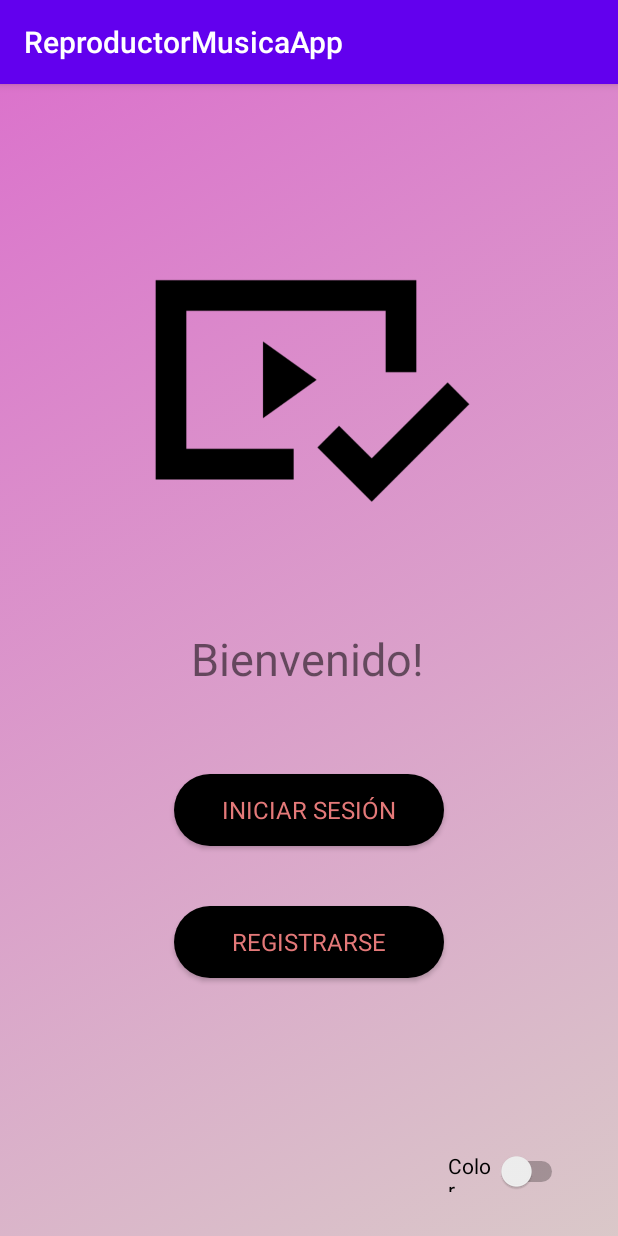
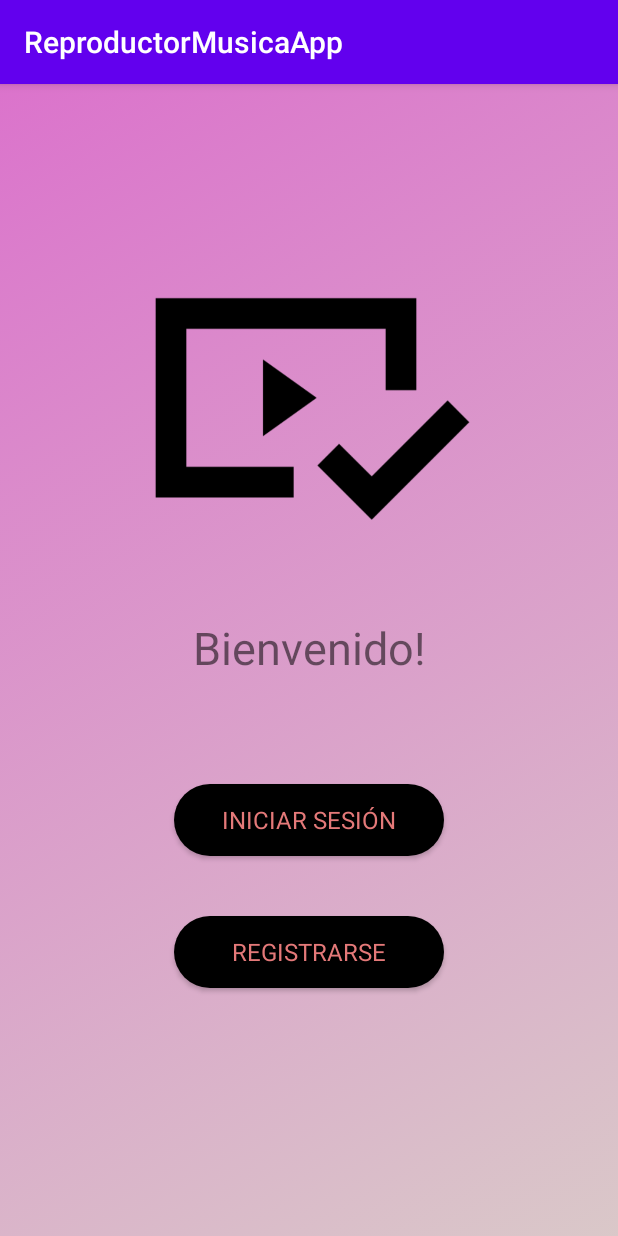
Before and after one commit to SirCrewete/DamPlayerApplication, an Android app: the screen it shows after launch (MainActivity), on a phone screen of 412 x 824 dp. Run offline under Robolectric (Android 15) with nearby library versions, the phone set to English and light mode, and no system bars.

```diff
--- a/app/src/main/java/com/example/reproductormusicaapp/MainActivity.java
+++ b/app/src/main/java/com/example/reproductormusicaapp/MainActivity.java
@@ -3,6 +3,7 @@ package com.example.reproductormusicaapp;
 import androidx.appcompat.app.AppCompatActivity;
 import androidx.constraintlayout.widget.ConstraintLayout;
 
+import android.annotation.SuppressLint;
 import android.content.Intent;
 import android.graphics.drawable.AnimationDrawable;
 import android.os.Bundle;
@@ -19,6 +20,7 @@ public class MainActivity extends AppCompatActivity {
     Button btnEntrar, btnRegistrar;
 
 
+    @SuppressLint("WrongViewCast")
     @Override
     protected void onCreate(Bundle savedInstanceState) {
         super.onCreate(savedInstanceState);
--- a/app/src/main/res/layout/activity_main.xml
+++ b/app/src/main/res/layout/activity_main.xml
@@ -17,7 +17,7 @@
         app:layout_constraintEnd_toEndOf="parent"
         app:layout_constraintStart_toStartOf="parent"
         app:layout_constraintTop_toTopOf="parent"
-        app:layout_constraintVertical_bias="0.072"
+        app:layout_constraintVertical_bias="0.100000024"
         app:srcCompat="@drawable/foto_portada" />
 
     <TextView
@@ -31,58 +31,44 @@
         android:textStyle="bold"
         app:layout_constraintBottom_toBottomOf="parent"
         app:layout_constraintEnd_toEndOf="parent"
-        app:layout_constraintHorizontal_bias="0.495"
         app:layout_constraintStart_toStartOf="parent"
-        app:layout_constraintTop_toTopOf="parent"
-        app:layout_constraintVertical_bias="0.51" />
+        app:layout_constraintTop_toTopOf="parent" />
 
     <Button
-        android:id="@+id/button"
+        android:id="@+id/botonIniciarSesion"
         android:layout_width="180dp"
         android:layout_height="wrap_content"
         android:layout_margin="40sp"
         android:background="@drawable/btn_rounded"
         android:fontFamily="sans-serif-thin"
         android:onClick="functionLoginIn"
-        android:textStyle="bold"
         android:text="@string/PortadaBotonIniciarSesion"
         android:textColor="@color/letras"
         android:textSize="16sp"
+        android:textStyle="bold"
+
         app:layout_constraintBottom_toBottomOf="parent"
         app:layout_constraintEnd_toEndOf="parent"
         app:layout_constraintStart_toStartOf="parent"
-        app:layout_constraintTop_toBottomOf="@+id/textView"
-        app:layout_constraintVertical_bias="0.0" />
+        app:layout_constraintTop_toTopOf="@+id/textView"
+        app:layout_constraintVertical_bias="0.25" />
 
     <Button
-        android:id="@+id/button2"
+        android:id="@+id/botonRegistrarse"
         android:layout_width="180dp"
-        android:fontFamily="sans-serif-thin"
         android:layout_height="wrap_content"
         android:layout_margin="40sp"
+        android:background="@drawable/btn_rounded"
+        android:fontFamily="sans-serif-thin"
+        android:onClick="functionRegister"
+        android:text="@string/PortadaBotonRegistrarse"
+        android:textColor="@color/letras"
         android:textSize="16sp"
         android:textStyle="bold"
-        android:background="@drawable/btn_rounded"
-        android:text="@string/PortadaBotonRegistrarse"
-        android:textColor="@color/letras"
-        android:onClick="functionRegister"
         app:layout_constraintBottom_toBottomOf="parent"
         app:layout_constraintEnd_toEndOf="parent"
         app:layout_constraintStart_toStartOf="parent"
-        app:layout_constraintTop_toBottomOf="@+id/button"
+        app:layout_constraintTop_toBottomOf="@+id/botonIniciarSesion"
         app:layout_constraintVertical_bias="0.0" />
 
-    <Switch
-        android:id="@+id/switch1"
-        android:layout_width="80dp"
-        android:layout_height="21dp"
-        android:onClick="cambiarColor"
-        android:text="@string/cambiarColor"
-        app:layout_constraintBottom_toBottomOf="parent"
-        app:layout_constraintEnd_toEndOf="parent"
-        app:layout_constraintHorizontal_bias="0.9"
-        app:layout_constraintStart_toStartOf="parent"
-        app:layout_constraintTop_toTopOf="parent"
-        app:layout_constraintVertical_bias="0.96" />
-
 </androidx.constraintlayout.widget.ConstraintLayout>
--- a/app/src/main/res/values/ids.xml
+++ b/app/src/main/res/values/ids.xml
@@ -1,2 +1,5 @@
 <?xml version="1.0" encoding="utf-8"?>
-<resources></resources>
+<resources>
+    <item name="btnEntrar" type="id" />
+    <item name="btnRegistrar" type="id" />
+</resources>
--- a/app/src/main/res/values/strings.xml
+++ b/app/src/main/res/values/strings.xml
@@ -5,7 +5,6 @@
     <string name="DescripcionPortada">Bienvenido!</string>
     <string name="PortadaBotonIniciarSesion">Iniciar Sesión</string>
     <string name="PortadaBotonRegistrarse">Registrarse</string>
-    <string name="PortadaSwitchToBlack">Black</string>
     <string name="descripcionActivityRegistro">Bienvenido!\nComplete todos los campos para realizar el registro.</string>
     <string name="registroNombre">Nombre...</string>
     <string name="registroPassword">Password...</string>
@@ -13,7 +12,7 @@
     <string name="botonRegistrarseActivityReg">Registrarse</string>
     <string name="insideAppMensajeBienvenida">Bienvenido!\nReproduce la canción que te apetezca escuchar.</string>
     <string name="registroApellido">Apellido...</string>
-    <string name="registroNombreDeCuenta">Username...</string>
+    <string name="registroNombreDeCuenta">alias...</string>
     <string name="activityInsideFoto"></string>
     <string name="fotoInsideApp"></string>
     <string name="textEmailAddress"></string>
@@ -25,6 +24,9 @@
     <string name="fotoHammerToFall">hammerToFall</string>
     <string name="cambiarColor">Color</string>
     <string name="iconoCasa">Color</string>
+    <string name="botonTraduccionIdioma">Idioma</string>
+
+
 
 
 </resources>
```
Also changed, not shown: app/src/main/res/layout/activity_registro.xml (+31 -33 lines), 1 other file.
